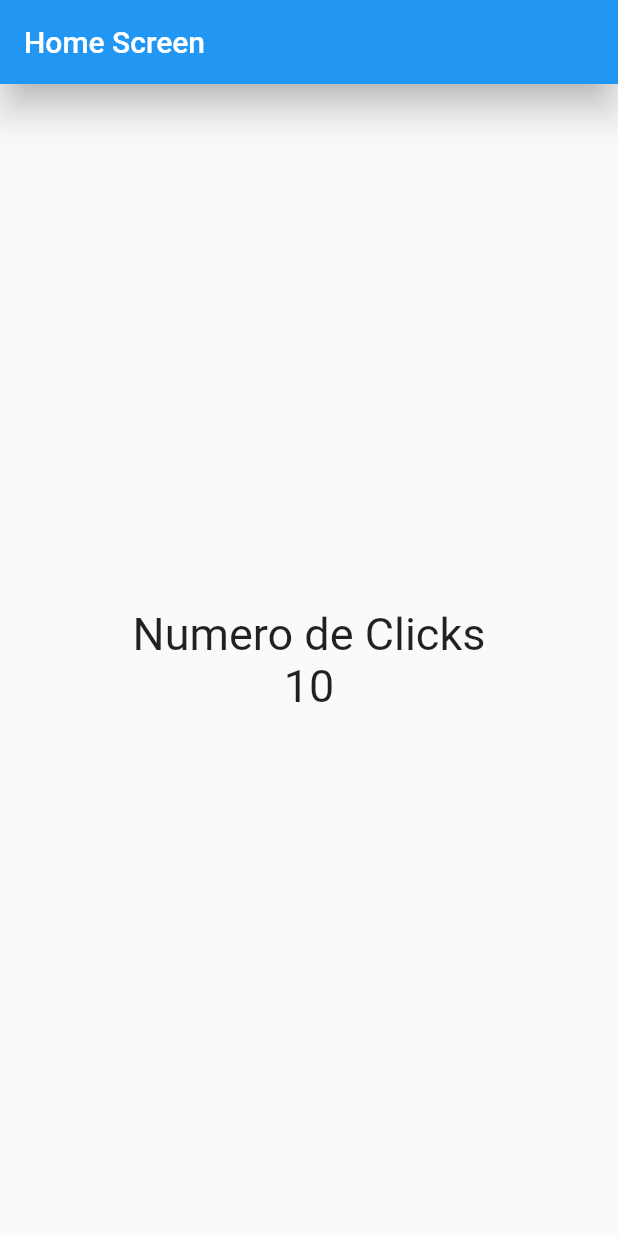
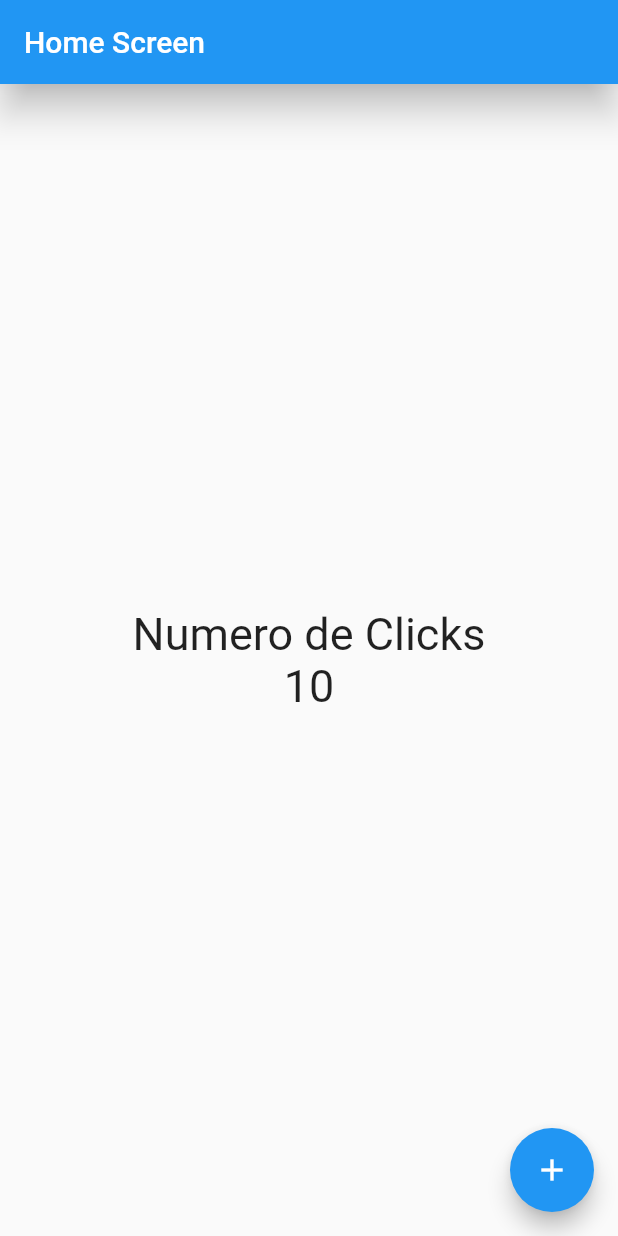
Before and after one commit to juanfranciscocis/First_Flutter_App_Improved_Counter, a Flutter app: the screen it shows after launch, on a phone screen of 412 x 824 dp. Run offline on Flutter 3.47's test engine with Material 2 defaults, Android fonts, the light colour scheme and no system bars.

Commit message:
BOTON FLOTANTE

```diff
--- a/lib/screens/home_screen.dart
+++ b/lib/screens/home_screen.dart
@@ -34,6 +34,17 @@ class HomeScreen extends StatelessWidget{
           ],
         )
       ),
+
+
+      floatingActionButton: FloatingActionButton(
+        child: const Icon(
+          Icons.add
+        ),
+        onPressed: () {
+          print('hola');
+        },),
+
+
     );
 
     //throw UnimplementedError(); //EN CASO DE QUE NO ENVIE NINGUN WIDGET -> NO TENGO EL RETURN
```
